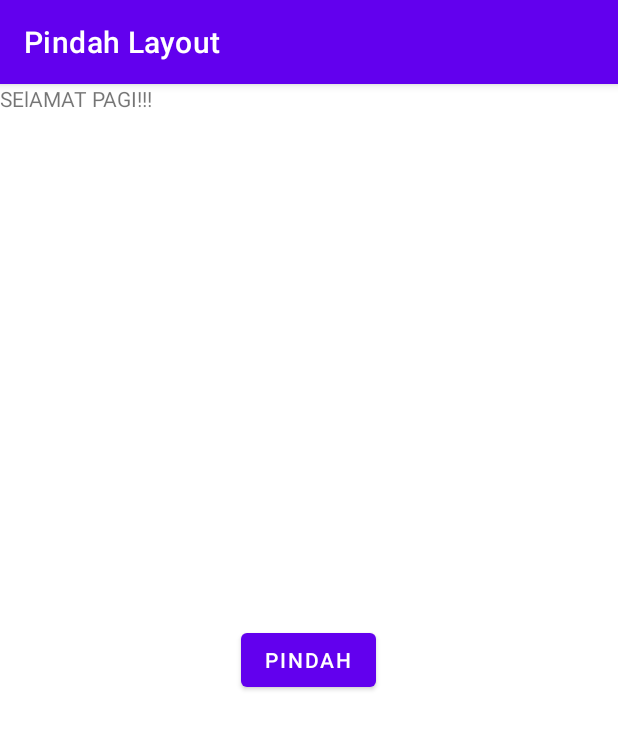
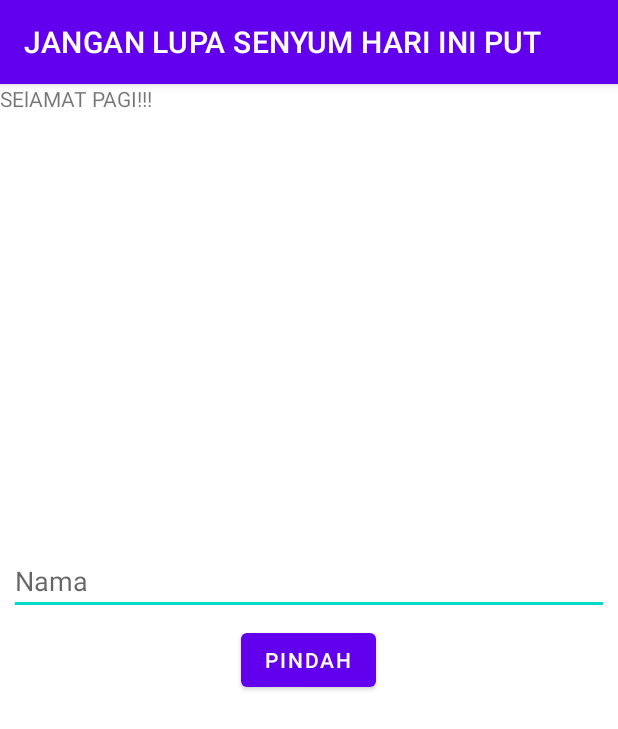
Before and after one commit to putrihsnh/Pindah-Layout, an Android app: the screen it shows after launch (MainActivity), on a phone screen of 412 x 824 dp. Shown: the top 729 px of the screen. Run offline under Robolectric (Android 15) with nearby library versions, the phone set to English and light mode, and no system bars.

Commit message:
Pindah Layout

```diff
--- a/app/src/main/AndroidManifest.xml
+++ b/app/src/main/AndroidManifest.xml
@@ -14,6 +14,7 @@
         tools:targetApi="31">
         <activity
             android:name=".SecondActivity"
+            android:parentActivityName=".MainActivity"
             android:exported="false">
             <meta-data
                 android:name="android.app.lib_name"
--- a/app/src/main/java/com/putripab1/pindahlayout/MainActivity.java
+++ b/app/src/main/java/com/putripab1/pindahlayout/MainActivity.java
@@ -6,14 +6,20 @@ import android.content.Intent;
 import android.os.Bundle;
 import android.view.View;
 import android.widget.Button;
+import android.widget.EditText;
 
 public class MainActivity extends AppCompatActivity {
+
+    Button getBtnPindah;
+    EditText etNama;
 
     Button btnPindah;
     @Override
     protected void onCreate(Bundle savedInstanceState) {
         super.onCreate(savedInstanceState);
         setContentView(R.layout.activity_main);
+
+        getSupportActionBar().setTitle("JANGAN LUPA SENYUM HARI INI PUT ");
 
         btnPindah = findViewById(R.id.btn_pindah);
         btnPindah.setOnClickListener(new View.OnClickListener() {
--- a/app/src/main/java/com/putripab1/pindahlayout/SecondActivity.java
+++ b/app/src/main/java/com/putripab1/pindahlayout/SecondActivity.java
@@ -10,5 +10,7 @@ public class SecondActivity extends AppCompatActivity {
     protected void onCreate(Bundle savedInstanceState) {
         super.onCreate(savedInstanceState);
         setContentView(R.layout.activity_second);
+
+        getSupportActionBar().setTitle("JANGAN LUPA SENYUM HARI INI PUT ");
     }
 }
--- a/app/src/main/res/layout/activity_main.xml
+++ b/app/src/main/res/layout/activity_main.xml
@@ -4,7 +4,8 @@
     xmlns:tools="http://schemas.android.com/tools"
     android:layout_width="match_parent"
     android:layout_height="match_parent"
-    tools:context=".MainActivity">
+    tools:context=".MainActivity"
+    tools:ignore="ExtraText">
 
     <TextView
         android:layout_width="wrap_content"
@@ -22,6 +23,15 @@
         android:layout_centerInParent="true"
         android:text="Pindah" />
 
+    <EditText
+        android:id="@+id/et_nama"
+        android:layout_width="match_parent"
+        android:layout_height="wrap_content"
+        android:hint="Nama"
+        android:layout_above="@+id/btn_pindah"
+        android:layout_margin="6dp"/>
+
+
 
 
 </RelativeLayout>
```
Also changed, not shown: app/src/main/res/layout/activity_second.xml (+10 -0 lines).
